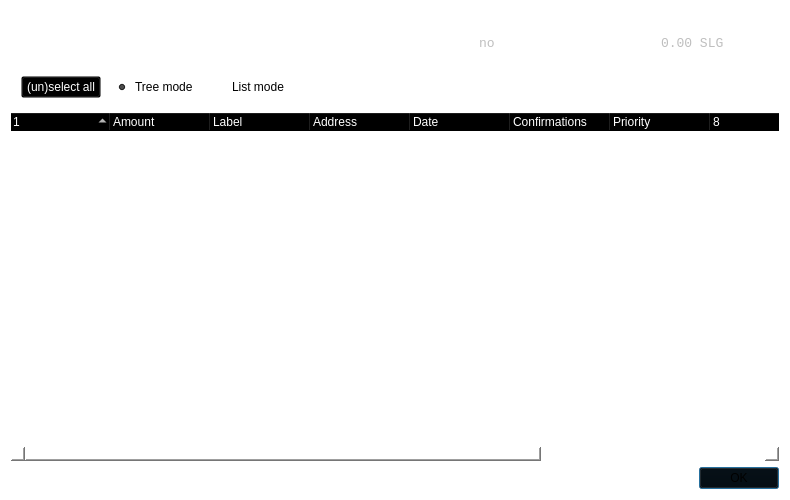
Before: the Qt Designer form src/qt/forms/coincontroldialog.ui in Sterlingcoin/Sterlingcoin-1.7-Release, drawn with Qt 5.
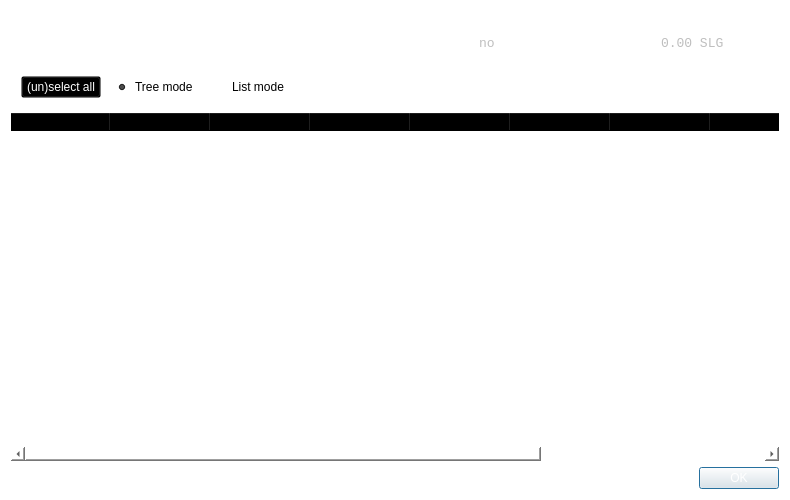
After: the same form once the commit is applied. Custom widgets are drawn as their Qt base class.

Diff of the .ui file:
```diff
--- a/src/qt/forms/coincontroldialog.ui
+++ b/src/qt/forms/coincontroldialog.ui
@@ -145,6 +145,15 @@
        </color>
       </brush>
      </colorrole>
+     <colorrole role="PlaceholderText">
+      <brush brushstyle="NoBrush">
+       <color alpha="128">
+        <red>255</red>
+        <green>255</green>
+        <blue>255</blue>
+       </color>
+      </brush>
+     </colorrole>
     </active>
     <inactive>
      <colorrole role="WindowText">
@@ -273,6 +282,15 @@
        </color>
       </brush>
      </colorrole>
+     <colorrole role="PlaceholderText">
+      <brush brushstyle="NoBrush">
+       <color alpha="128">
+        <red>255</red>
+        <green>255</green>
+        <blue>255</blue>
+       </color>
+      </brush>
+     </colorrole>
     </inactive>
     <disabled>
      <colorrole role="WindowText">
@@ -401,6 +419,15 @@
        </color>
       </brush>
      </colorrole>
+     <colorrole role="PlaceholderText">
+      <brush brushstyle="NoBrush">
+       <color alpha="128">
+        <red>255</red>
+        <green>255</green>
+        <blue>255</blue>
+       </color>
+      </brush>
+     </colorrole>
     </disabled>
    </palette>
   </property>
@@ -2192,6 +2219,12 @@
    </item>
    <item>
     <widget class="CoinControlTreeWidget" name="treeWidget">
+     <property name="maximumSize">
+      <size>
+       <width>780</width>
+       <height>16777215</height>
+      </size>
+     </property>
      <property name="palette">
       <palette>
        <active>
@@ -2321,6 +2354,15 @@
           </color>
          </brush>
         </colorrole>
+        <colorrole role="PlaceholderText">
+         <brush brushstyle="NoBrush">
+          <color alpha="128">
+           <red>255</red>
+           <green>255</green>
+           <blue>255</blue>
+          </color>
+         </brush>
+        </colorrole>
        </active>
        <inactive>
         <colorrole role="WindowText">
@@ -2449,6 +2491,15 @@
           </color>
          </brush>
         </colorrole>
+        <colorrole role="PlaceholderText">
+         <brush brushstyle="NoBrush">
+          <color alpha="128">
+           <red>255</red>
+           <green>255</green>
+           <blue>255</blue>
+          </color>
+         </brush>
+        </colorrole>
        </inactive>
        <disabled>
         <colorrole role="WindowText">
@@ -2577,6 +2628,15 @@
           </color>
          </brush>
         </colorrole>
+        <colorrole role="PlaceholderText">
+         <brush brushstyle="NoBrush">
+          <color alpha="128">
+           <red>255</red>
+           <green>255</green>
+           <blue>255</blue>
+          </color>
+         </brush>
+        </colorrole>
        </disabled>
       </palette>
      </property>
@@ -2587,8 +2647,7 @@
       <bool>false</bool>
      </property>
      <property name="styleSheet">
-      <string notr="true">background: transparent;
-color: rgb(255,255,255);</string>
+      <string notr="true">background: transparent;</string>
      </property>
      <property name="frameShape">
       <enum>QFrame::NoFrame</enum>
@@ -2733,6 +2792,15 @@
           </color>
          </brush>
         </colorrole>
+        <colorrole role="PlaceholderText">
+         <brush brushstyle="NoBrush">
+          <color alpha="128">
+           <red>255</red>
+           <green>255</green>
+           <blue>255</blue>
+          </color>
+         </brush>
+        </colorrole>
        </active>
        <inactive>
         <colorrole role="WindowText">
@@ -2789,6 +2857,15 @@
           </color>
          </brush>
         </colorrole>
+        <colorrole role="PlaceholderText">
+         <brush brushstyle="NoBrush">
+          <color alpha="128">
+           <red>255</red>
+           <green>255</green>
+           <blue>255</blue>
+          </color>
+         </brush>
+        </colorrole>
        </inactive>
        <disabled>
         <colorrole role="WindowText">
@@ -2845,6 +2922,15 @@
           </color>
          </brush>
         </colorrole>
+        <colorrole role="PlaceholderText">
+         <brush brushstyle="NoBrush">
+          <color alpha="128">
+           <red>255</red>
+           <green>255</green>
+           <blue>255</blue>
+          </color>
+         </brush>
+        </colorrole>
        </disabled>
       </palette>
      </property>
@@ -2852,7 +2938,7 @@
       <enum>Qt::RightToLeft</enum>
      </property>
      <property name="styleSheet">
-      <string notr="true">background: transparent;</string>
+      <string notr="true">color:rgb(255,255,255);</string>
      </property>
      <property name="orientation">
       <enum>Qt::Horizontal</enum>
```
Left out of the diff: 29 changed lines with no effect on the pictures.
